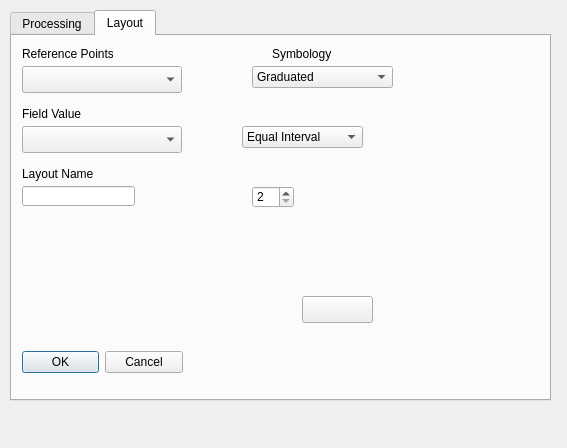
Above: raster_vol_test/raster_vol_test_dialog_base.ui from sfajardot/qgis-thesis before the change. Below: the same form after it.
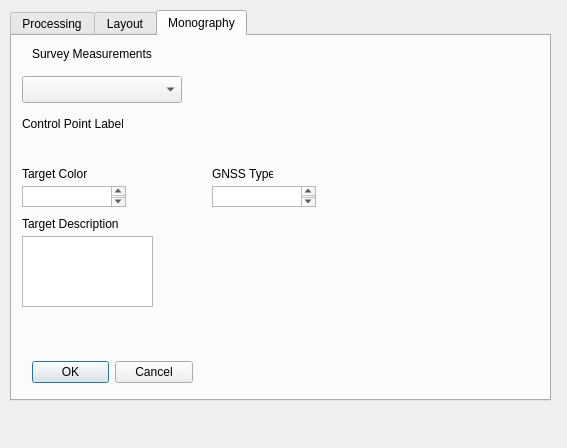
That is the form after the change. Custom widgets are drawn as their Qt base class.

Commit message: Added Monography Label first ed includes titles, descriptions and table of coordinates

```diff
--- a/raster_vol_test/raster_vol_test_dialog_base.ui
+++ b/raster_vol_test/raster_vol_test_dialog_base.ui
@@ -23,7 +23,7 @@
     </rect>
    </property>
    <property name="currentIndex">
-    <number>1</number>
+    <number>2</number>
    </property>
    <widget class="QWidget" name="tab">
     <attribute name="title">
@@ -407,9 +407,150 @@
      </property>
     </widget>
    </widget>
+   <widget class="QWidget" name="tab_3">
+    <attribute name="title">
+     <string>Monography</string>
+    </attribute>
+    <widget class="QgsMapLayerComboBox" name="cmbMonoPoints">
+     <property name="geometry">
+      <rect>
+       <x>10</x>
+       <y>40</y>
+       <width>160</width>
+       <height>27</height>
+      </rect>
+     </property>
+    </widget>
+    <widget class="QgsFeaturePickerWidget" name="cmbMonoFeat">
+     <property name="geometry">
+      <rect>
+       <x>10</x>
+       <y>100</y>
+       <width>90</width>
+       <height>27</height>
+      </rect>
+     </property>
+    </widget>
+    <widget class="QDialogButtonBox" name="btnMono">
+     <property name="geometry">
+      <rect>
+       <x>20</x>
+       <y>320</y>
+       <width>161</width>
+       <height>32</height>
+      </rect>
+     </property>
+     <property name="orientation">
+      <enum>Qt::Horizontal</enum>
+     </property>
+     <property name="standardButtons">
+      <set>QDialogButtonBox::Cancel|QDialogButtonBox::Ok</set>
+     </property>
+    </widget>
+    <widget class="QPlainTextEdit" name="txtTrgClr">
+     <property name="geometry">
+      <rect>
+       <x>10</x>
+       <y>150</y>
+       <width>104</width>
+       <height>21</height>
+      </rect>
+     </property>
+    </widget>
+    <widget class="QLabel" name="label_4">
+     <property name="geometry">
+      <rect>
+       <x>20</x>
+       <y>10</y>
+       <width>121</width>
+       <height>16</height>
+      </rect>
+     </property>
+     <property name="text">
+      <string>Survey Measurements</string>
+     </property>
+    </widget>
+    <widget class="QLabel" name="label_7">
+     <property name="geometry">
+      <rect>
+       <x>10</x>
+       <y>80</y>
+       <width>101</width>
+       <height>16</height>
+      </rect>
+     </property>
+     <property name="text">
+      <string>Control Point Label</string>
+     </property>
+    </widget>
+    <widget class="QLabel" name="label_8">
+     <property name="geometry">
+      <rect>
+       <x>10</x>
+       <y>130</y>
+       <width>91</width>
+       <height>16</height>
+      </rect>
+     </property>
+     <property name="text">
+      <string>Target Color</string>
+     </property>
+    </widget>
+    <widget class="QLabel" name="label_9">
+     <property name="geometry">
+      <rect>
+       <x>10</x>
+       <y>180</y>
+       <width>111</width>
+       <height>16</height>
+      </rect>
+     </property>
+     <property name="text">
+      <string>Target Description</string>
+     </property>
+    </widget>
+    <widget class="QPlainTextEdit" name="txtTrgDscr">
+     <property name="geometry">
+      <rect>
+       <x>10</x>
+       <y>200</y>
+       <width>131</width>
+       <height>71</height>
+      </rect>
+     </property>
+    </widget>
+    <widget class="QLabel" name="label_10">
+     <property name="geometry">
+      <rect>
+       <x>200</x>
+       <y>130</y>
+       <width>61</width>
+       <height>16</height>
+      </rect>
+     </property>
+     <property name="text">
+      <string>GNSS Type</string>
+     </property>
+    </widget>
+    <widget class="QPlainTextEdit" name="txtGnss">
+     <property name="geometry">
+      <rect>
+       <x>200</x>
+       <y>150</y>
+       <width>104</width>
+       <height>21</height>
+      </rect>
+     </property>
+    </widget>
+   </widget>
   </widget>
  </widget>
  <customwidgets>
+  <customwidget>
+   <class>QgsFeaturePickerWidget</class>
+   <extends>QWidget</extends>
+   <header>qgsfeaturepickerwidget.h</header>
+  </customwidget>
   <customwidget>
    <class>QgsFieldComboBox</class>
    <extends>QComboBox</extends>
```
Left out of the diff: 2 changed lines with no effect on the pictures. The commit also changes 2 other files.
